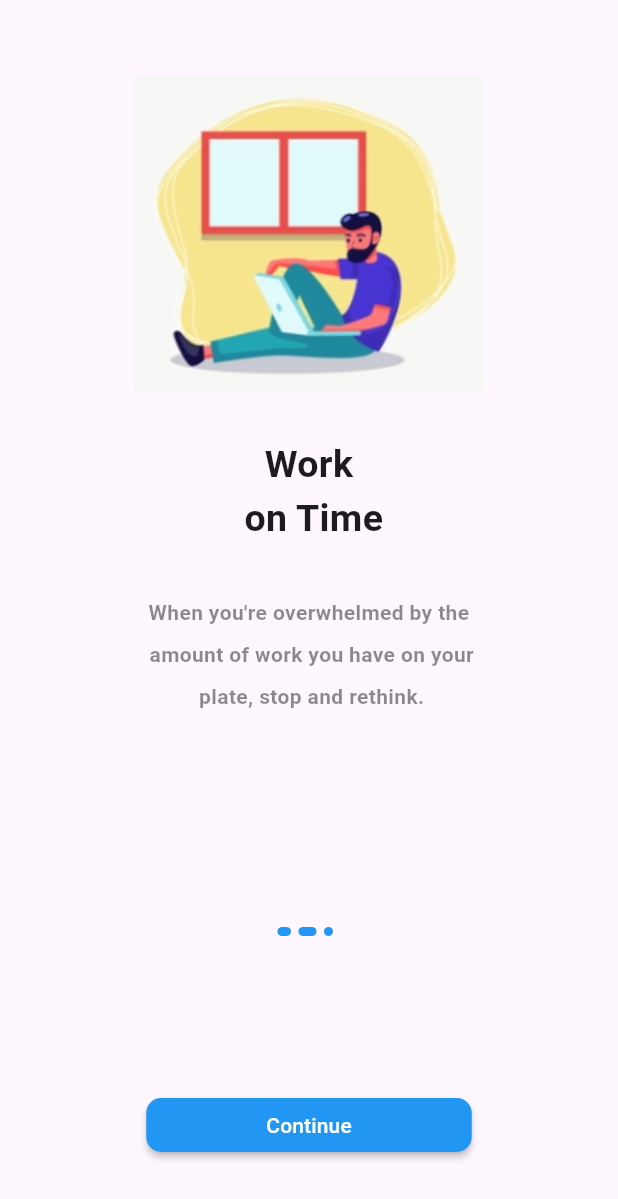
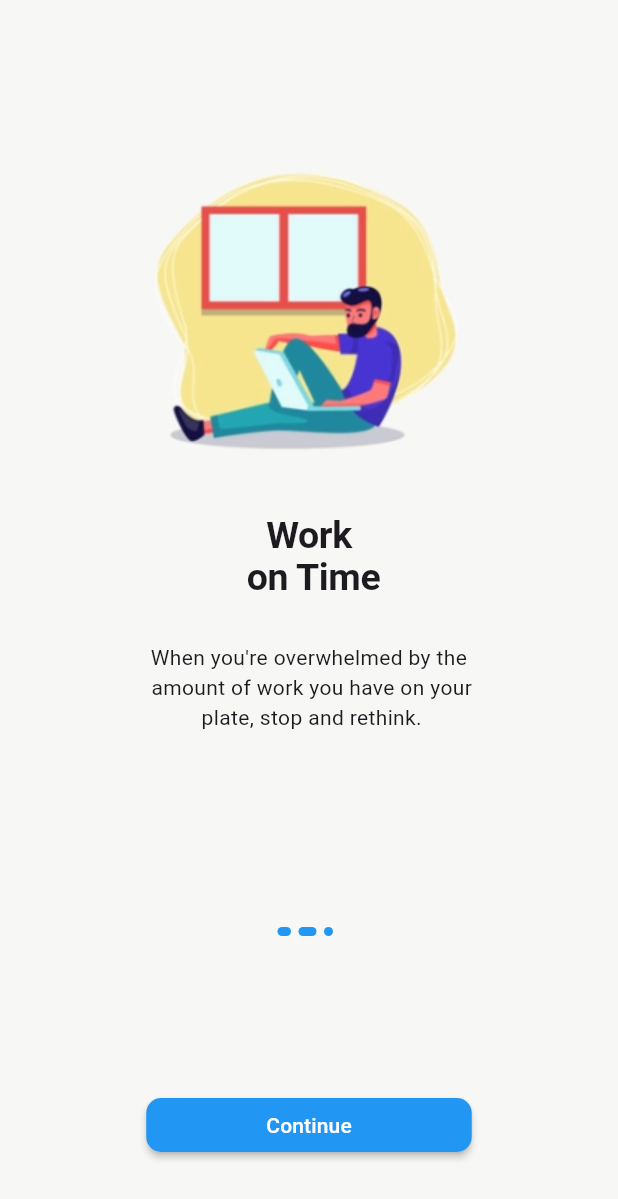
Before and after one commit to Ayaz25/forget_me_not, a Flutter app: the screen it shows after launch, after a tap on "Continue", on a phone screen of 412 x 824 dp. Shown: the top 1199 px of the screen. Run offline on Flutter 3.47's test engine with Material 2 defaults, Android fonts, the phone set to English and light mode, and no system bars; our stand-ins replace get.

Commit message:
make code clean and improve GUI

```diff
--- a/lib/controller/startScreenController.dart
+++ b/lib/controller/startScreenController.dart
@@ -1,4 +1,6 @@
 import 'package:flutter/cupertino.dart';
+import 'package:forget_me_not/data/datasource/static/static.dart';
+import 'package:forget_me_not/model/constant/appRoutes.dart';
 import 'package:get/get.dart';
 
 abstract class StartScreenController extends GetxController{
@@ -14,7 +16,11 @@ class StartScreenControllerImp extends StartScreenController{
   @override
   next() {
     currentPage++;
-    pageController.animateToPage(currentPage, duration: const Duration(milliseconds: 900), curve: Curves.easeInOut);
+    if (currentPage > onBoardingList.length - 1) {
+      Get.offAllNamed(AppRoute.login);
+    } else {
+      pageController.animateToPage(currentPage, duration: const Duration(milliseconds: 900), curve: Curves.easeInOut);
+    }
   }
 
   @override
--- a/lib/main.dart
+++ b/lib/main.dart
@@ -1,4 +1,5 @@
 import 'package:flutter/material.dart';
+import 'package:forget_me_not/routes.dart';
 import 'package:forget_me_not/view/screen/startScreen.dart';
 import 'package:get/get_navigation/src/root/get_material_app.dart';
 
@@ -16,10 +17,15 @@ class MyApp extends StatelessWidget {
       debugShowCheckedModeBanner: false,
       title: 'Flutter Demo',
       theme: ThemeData(
+        textTheme: const TextTheme(
+          headline1: TextStyle(fontWeight: FontWeight.bold, fontSize: 25),
+          bodyText1:TextStyle(height: 2, color: Colors.black45, fontWeight: FontWeight.bold)
+        ),
         colorScheme: ColorScheme.fromSeed(seedColor: Colors.deepPurple),
         useMaterial3: true,
       ),
       home:const StartScreen(),
+      routes: routes,
     );
   }
 }
--- a/lib/view/screen/startScreen.dart
+++ b/lib/view/screen/startScreen.dart
@@ -13,6 +13,7 @@ class StartScreen extends StatelessWidget {
   Widget build(BuildContext context) {
     Get.put(StartScreenControllerImp());
     return const Scaffold(
+      backgroundColor: Color(0xfff7f7f5),
       body: SafeArea(
           child: Column(
             children: [
--- a/lib/view/widget/startScreen/startScreenSlider.dart
+++ b/lib/view/widget/startScreen/startScreenSlider.dart
@@ -17,20 +17,20 @@ class StartScreenSlider extends GetView<StartScreenControllerImp> {
         itemCount: onBoardingList.length,
         itemBuilder: (context, i) => Column(
             children: [
-              const SizedBox(height: 50),
+              const SizedBox(height: 100),
               Image.asset(onBoardingList[i].image!),
               const SizedBox(height: 30),
               Container(
                 width: double.infinity,
                 alignment: Alignment.center,
                 child:Text(onBoardingList[i].title!,textAlign: TextAlign.center,
-                    style:const TextStyle(fontWeight: FontWeight.bold, fontSize: 25)),),
+                    style: Theme.of(context).textTheme.headline1)),
               const SizedBox(height: 30),
               Container(
                   width: double.infinity,
                   alignment: Alignment.center,
                   child:  Text(onBoardingList[i].body!, textAlign: TextAlign.center,
-                    style:const TextStyle(height: 2, color: Colors.black45, fontWeight: FontWeight.bold),))
+                    style: Theme.of(context).textTheme.bodyText2))
 
             ])
     );
```
